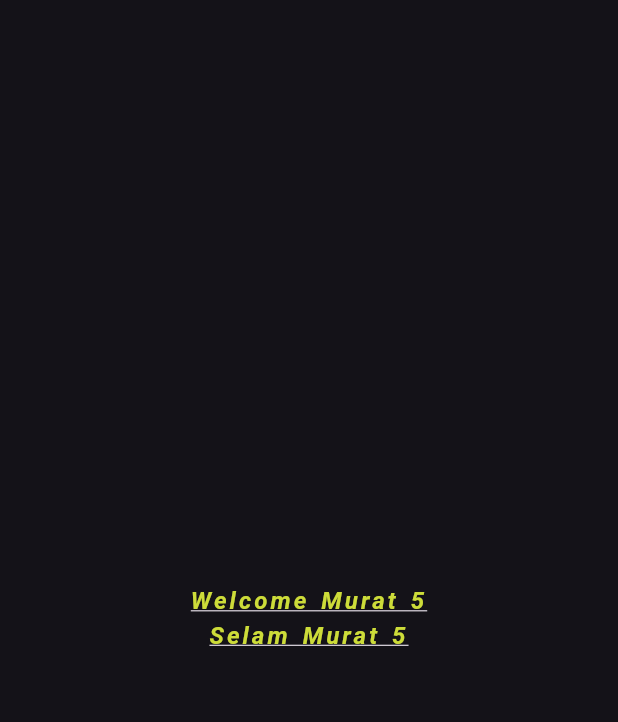
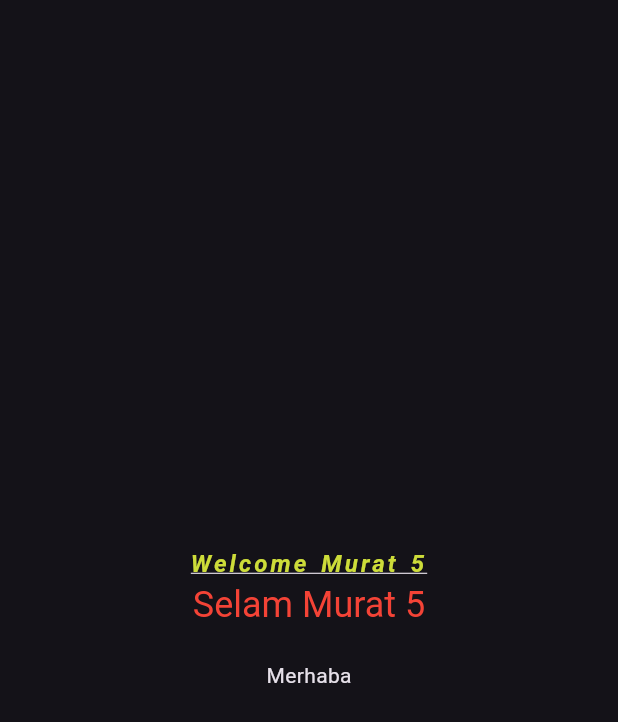
Before and after one commit to muratalarcin/Flutter_Learn, a Flutter app: the screen it shows after launch, on a phone screen of 412 x 824 dp. Shown: the top 722 px of the screen. Run offline on Flutter 3.47's test engine with Material 3 defaults, Android fonts, the phone set to English and light mode, and no system bars.

Commit message:
const static vs.

```diff
--- a/lib/101/text_learn.dart
+++ b/lib/101/text_learn.dart
@@ -1,8 +1,12 @@
 import 'package:flutter/material.dart';
 
 class TextLearnView extends StatelessWidget {
-  const TextLearnView({super.key});
+  TextLearnView({super.key, this.userName});
   final String name = 'Murat';
+
+  final String? userName;
+
+  final ProjectsKeys keys = ProjectsKeys();
   @override
   Widget build(BuildContext context) {
     return Scaffold(
@@ -22,8 +26,13 @@ class TextLearnView extends StatelessWidget {
             maxLines: 2,
             overflow: TextOverflow.ellipsis,
             textAlign: TextAlign.right,
-            style: ProjectStyles.welcomeStyle,
+            style: Theme.of(context)
+                .textTheme
+                .headlineSmall
+                ?.copyWith(color: ProjectColors.welcomeColor),
           ),
+          Text(userName ?? ''),
+          Text(keys.welcome),
         ],
       )),
     );
@@ -40,3 +49,11 @@ class ProjectStyles {
       color: Colors.lime,
       fontWeight: FontWeight.w600);
 }
+
+class ProjectColors {
+  static Color welcomeColor = Colors.red;
+}
+
+class ProjectsKeys {
+  final String welcome = 'Merhaba';
+}
--- a/lib/main.dart
+++ b/lib/main.dart
@@ -14,7 +14,7 @@ class MyApp extends StatelessWidget {
     return MaterialApp(
       title: 'Flutter Demo',
       theme: ThemeData.dark(),
-      home: const TextLearnView(),
+      home: TextLearnView(),
     );
   }
 }
```
